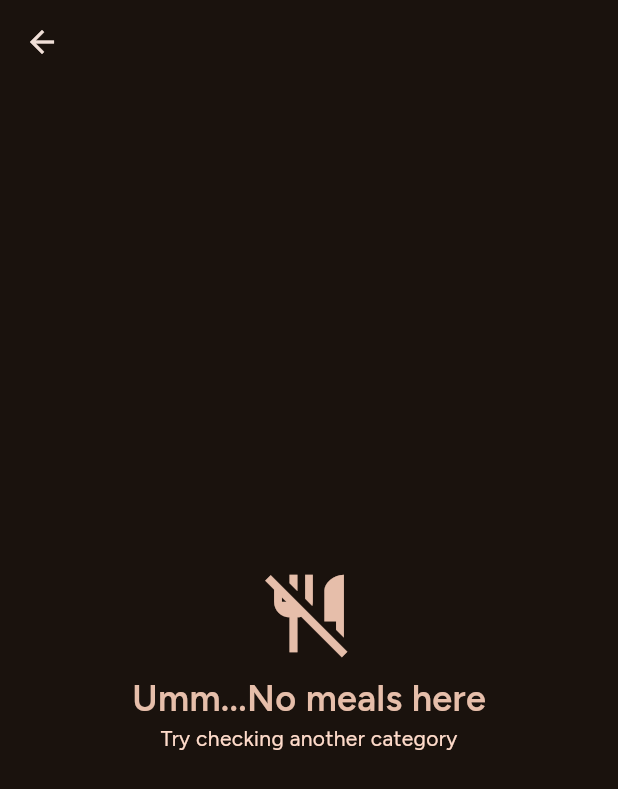
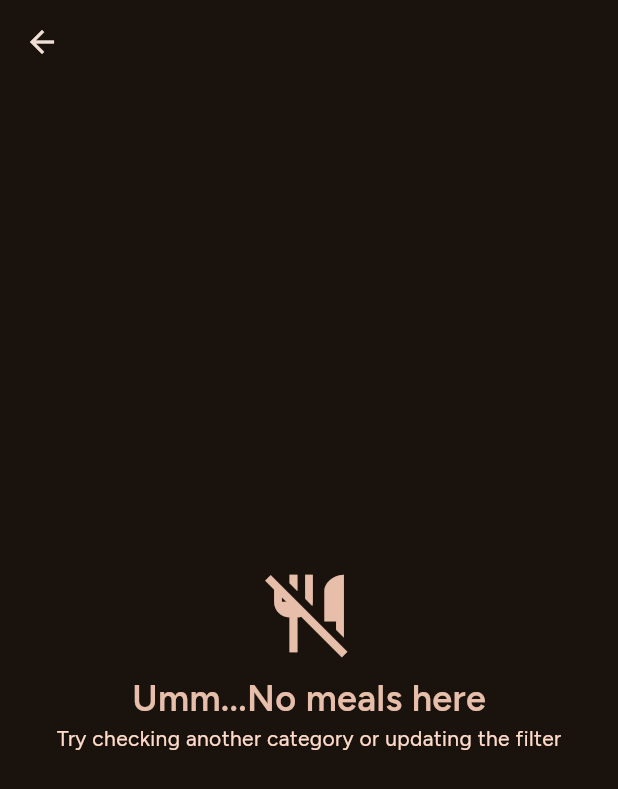
Before and after one commit to israel-oye/apetit-app, a Flutter app: the MealCategoryScreen screen opened directly with empty values, on a phone screen of 412 x 824 dp. Shown: the top 789 px of the screen. Run offline on Flutter 3.47's test engine with Material 3 defaults, Android fonts, the phone set to English and light mode, and no system bars; our stand-ins replace google_fonts, transparent_image.

Commit message:
Modify empty state message for better UX

```diff
--- a/lib/screens/meal_category_screen.dart
+++ b/lib/screens/meal_category_screen.dart
@@ -53,7 +53,7 @@ class MealCategoryScreen extends StatelessWidget {
             ),
           ),
           Text(
-            'Try checking another category',
+            'Try checking another category or updating the filter',
             style: TextStyle(
               color: theme.colorScheme.secondaryFixed
             ),
```
